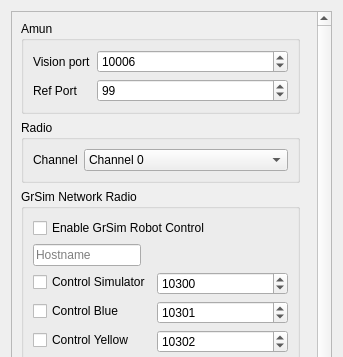
Above: src/ra/configdialog.ui from robotics-erlangen/framework before the change; both pictures show x 0 to 343 and y 0 to 357 of the 343 by 644 pixel window. Below: the same form after it.
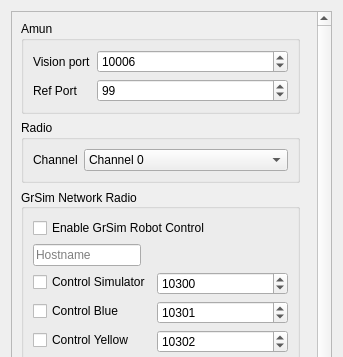
That is the form after the change.

Commit message:
ra: configdialog: explicitely set alignment of network radio widgets
This seems to be a qt, the default should be left alignment, but on some
versions of qt (or the operating system), is was right aligned.

```diff
--- a/src/ra/configdialog.ui
+++ b/src/ra/configdialog.ui
@@ -192,6 +192,9 @@
          <property name="title">
           <string>GrSim Network Radio</string>
          </property>
+         <property name="alignment">
+          <set>Qt::AlignLeading|Qt::AlignLeft|Qt::AlignVCenter</set>
+         </property>
          <layout class="QFormLayout" name="formLayout_5">
           <item row="1" column="0">
            <widget class="QLineEdit" name="networkHost">
```
Left out of the diff: 15 changed lines with no effect on the pictures.
